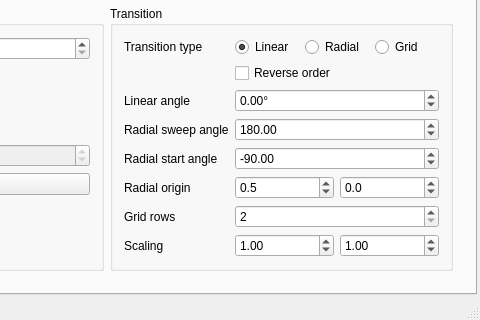
dtaddis/timeslicer, file mainwindow.ui: the form before one commit; both pictures show x 266 to 746 and y 205 to 525 of the 746 by 525 pixel window.
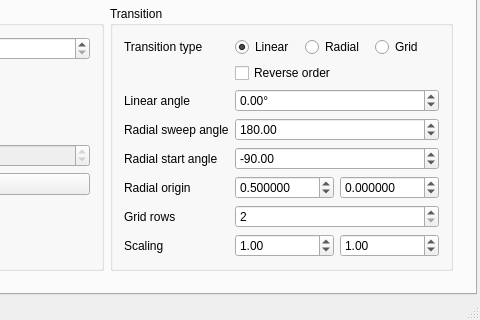
The form after the commit.

Commit message: Allow radial centre to be specified to more decimal places

What changed in the file:
```diff
--- a/mainwindow.ui
+++ b/mainwindow.ui
@@ -297,13 +297,13 @@
                     <string>&lt;html&gt;&lt;head/&gt;&lt;body&gt;&lt;p&gt;&lt;span style=&quot; font-weight:600;&quot;&gt;Origin&lt;/span&gt; for radial transition&lt;/p&gt;&lt;p&gt;X and Y coordinates of center of the rotation&lt;/p&gt;&lt;/body&gt;&lt;/html&gt;</string>
                    </property>
                    <property name="decimals">
-                    <number>1</number>
+                    <number>6</number>
                    </property>
                    <property name="minimum">
-                    <double>-1.000000000000000</double>
+                    <double>-10.000000000000000</double>
                    </property>
                    <property name="maximum">
-                    <double>2.000000000000000</double>
+                    <double>10.000000000000000</double>
                    </property>
                    <property name="singleStep">
                     <double>0.010000000000000</double>
@@ -316,13 +316,13 @@
                  <item>
                   <widget class="QDoubleSpinBox" name="origin_y">
                    <property name="decimals">
-                    <number>1</number>
+                    <number>6</number>
                    </property>
                    <property name="minimum">
-                    <double>-1.000000000000000</double>
+                    <double>-10.000000000000000</double>
                    </property>
                    <property name="maximum">
-                    <double>2.000000000000000</double>
+                    <double>10.000000000000000</double>
                    </property>
                    <property name="singleStep">
                     <double>0.010000000000000</double>
```
Left out of the diff: 4 changed lines with no effect on the pictures.
